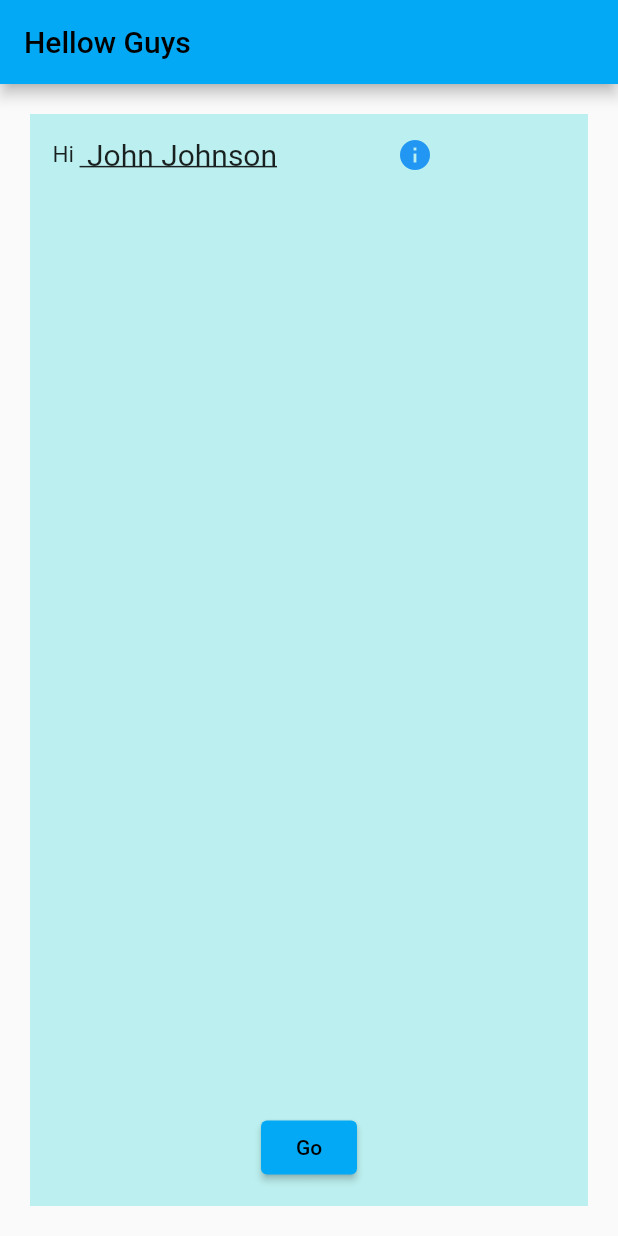
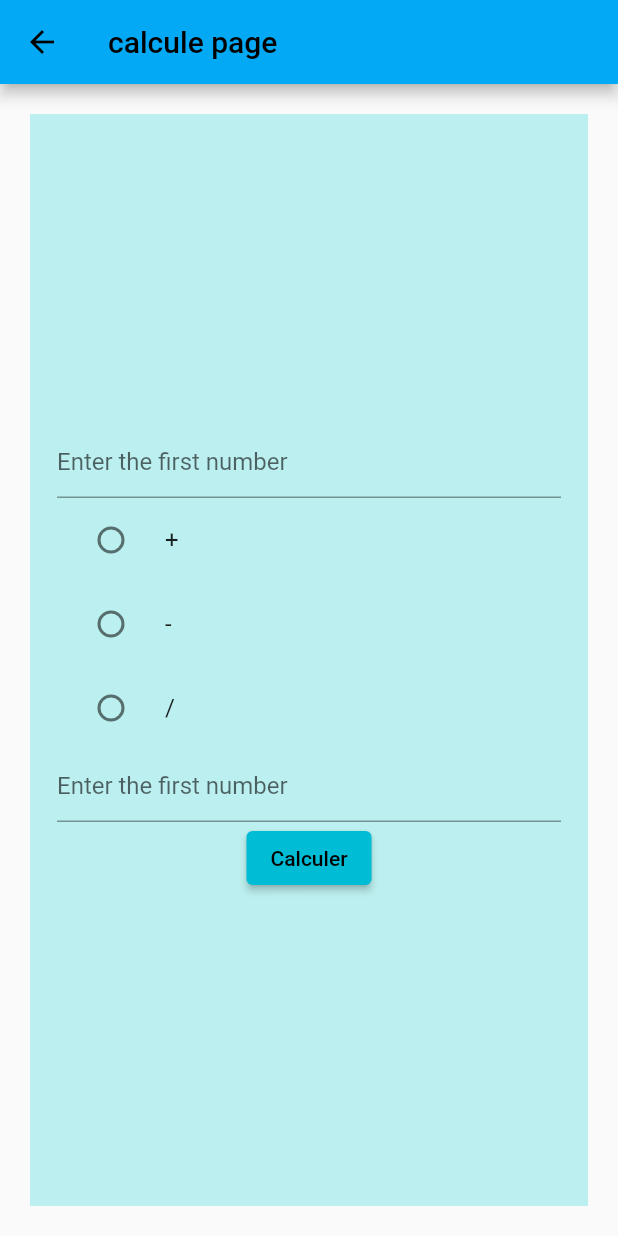
Before and after one commit to OussamaOulouark/flutter_projer, a Flutter app: the screen it shows after launch, after a tap on "Go", on a phone screen of 412 x 824 dp. Run offline on Flutter 3.47's test engine with Material 2 defaults, Android fonts, the phone set to English and light mode, and no system bars.

Commit message:
Task 04 and Task 05 Completed

```diff
--- /dev/null
+++ b/lib/Activities/Calculepage.dart
@@ -0,0 +1,84 @@
+import 'package:flutter/material.dart';
+
+class Calculepage extends StatefulWidget {
+  const Calculepage({super.key});
+
+  @override
+  State<StatefulWidget> createState() => CalculePagerState();
+}
+
+class CalculePagerState extends State<Calculepage> {
+  late int selectedRadioValue;
+
+  @override
+  void initState() {
+    super.initState();
+    selectedRadioValue = 0;
+  }
+
+  setSelectedRadioValue(int value) {
+    setState(() {
+      selectedRadioValue = value;
+    });
+  }
+
+  @override
+  Widget build(BuildContext context) {
+    return Scaffold(
+      appBar: AppBar(
+        title: const Text("calcule page"),
+      ),
+      body: Padding(
+        padding: const EdgeInsets.all(20.0),
+        child: Center(
+          child: Container(
+            width: double.infinity,
+            color: const Color.fromARGB(255, 188, 239, 239),
+            child: Padding(
+              padding: const EdgeInsets.all(18.0),
+              child: Column(
+                mainAxisAlignment: MainAxisAlignment.center,
+                children: [
+                  const TextField(
+                    decoration:
+                        InputDecoration(hintText: "Enter the first number"),
+                  ),
+                  RadioListTile(
+                    value: 1,
+                    groupValue: selectedRadioValue,
+                    onChanged: (value) => setSelectedRadioValue(value!),
+                    title: Text('+'),
+                  ),
+                  RadioListTile(
+                    value: 2,
+                    groupValue: selectedRadioValue,
+                    onChanged: (value) => setSelectedRadioValue(value!),
+                    title: Text('-'),
+                  ),
+                  RadioListTile(
+                    value: 3,
+                    groupValue: selectedRadioValue,
+                    onChanged: (value) => setSelectedRadioValue(value!),
+                    title: Text('/'),
+                  ),
+                  const TextField(
+                    decoration:
+                        InputDecoration(hintText: "Enter the first number"),
+                  ),
+                  ElevatedButton(
+                    onPressed: () {},
+                    child: Text("Calculer"),
+                    style: ButtonStyle(
+                      backgroundColor:
+                          MaterialStateProperty.all<Color>(Colors.cyan),
+                    ),
+                  ),
+                ],
+              ),
+            ),
+          ),
+        ),
+      ),
+    );
+  }
+}
--- a/lib/Activities/HomeScreen.dart
+++ b/lib/Activities/HomeScreen.dart
@@ -1,6 +1,7 @@
 import 'dart:math';
+import 'package:flutter/material.dart';
 
-import 'package:flutter/material.dart';
+import 'Calculepage.dart';
 
 
 
@@ -20,12 +21,13 @@ class HomePage extends StatelessWidget {
 
   @override
   Widget build(BuildContext context) {
-    final randomFullName = generateRandomFullName();    return Scaffold(
+    final randomFullName = generateRandomFullName();
+    return Scaffold(
         appBar: AppBar(
           title: Text("Hellow Guys"),
         ),
         body: Padding(
-          padding: const EdgeInsets.all(20.0),
+          padding: const EdgeInsets.all(18.0),
           child: Container(
             width: double.infinity,
             color: const Color.fromARGB(255, 188, 239, 239),
@@ -55,7 +57,10 @@ class HomePage extends StatelessWidget {
                     ],
                   ),
                   const Spacer(),
-                  ElevatedButton(onPressed: () {}, child: const Text("Go"))
+                  ElevatedButton(onPressed: () {
+                    Navigator.of(context).push(MaterialPageRoute(builder: (context)=> Calculepage()));
+
+                  }, child: const Text("Go"))
                 ],
               ),
             ),
--- a/lib/main.dart
+++ b/lib/main.dart
@@ -1,5 +1,4 @@
   import 'package:flutter/material.dart';
-
   import 'Activities/HomeScreen.dart';
 
 
```
